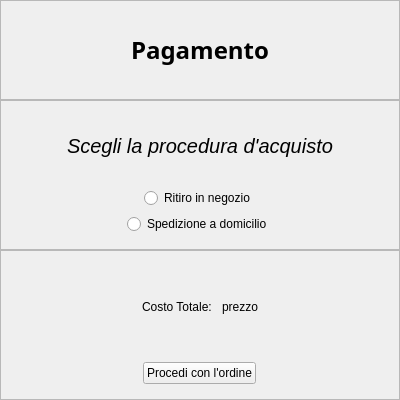
Old version of the form projectIS/ordine/view/VistaPagamento.ui in the repository chritianchiappa/progetto_panificio.
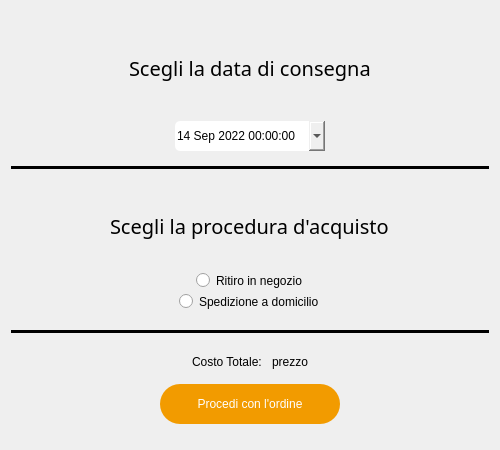
New version of the form.

Commit message: modifiche data ordine

```diff
--- a/projectIS/ordine/view/VistaPagamento.ui
+++ b/projectIS/ordine/view/VistaPagamento.ui
@@ -6,41 +6,35 @@
    <rect>
     <x>0</x>
     <y>0</y>
-    <width>400</width>
-    <height>400</height>
+    <width>500</width>
+    <height>450</height>
    </rect>
   </property>
+  <property name="sizePolicy">
+   <sizepolicy hsizetype="Expanding" vsizetype="Expanding">
+    <horstretch>0</horstretch>
+    <verstretch>0</verstretch>
+   </sizepolicy>
+  </property>
   <property name="minimumSize">
    <size>
-    <width>400</width>
-    <height>400</height>
-   </size>
-  </property>
-  <property name="maximumSize">
-   <size>
     <width>450</width>
     <height>450</height>
    </size>
   </property>
+  <property name="maximumSize">
+   <size>
+    <width>500</width>
+    <height>500</height>
+   </size>
+  </property>
   <property name="windowTitle">
    <string>Form</string>
   </property>
+  <property name="styleSheet">
+   <string notr="true">border:none;</string>
+  </property>
   <layout class="QVBoxLayout" name="verticalLayout">
-   <property name="spacing">
-    <number>0</number>
-   </property>
-   <property name="leftMargin">
-    <number>0</number>
-   </property>
-   <property name="topMargin">
-    <number>0</number>
-   </property>
-   <property name="rightMargin">
-    <number>0</number>
-   </property>
-   <property name="bottomMargin">
-    <number>0</number>
-   </property>
    <item>
     <widget class="QFrame" name="frame_2">
      <property name="sizePolicy">
@@ -49,36 +43,78 @@
        <verstretch>0</verstretch>
       </sizepolicy>
      </property>
-     <property name="maximumSize">
-      <size>
-       <width>16777215</width>
-       <height>100</height>
-      </size>
-     </property>
      <property name="frameShape">
       <enum>QFrame::StyledPanel</enum>
      </property>
      <property name="frameShadow">
       <enum>QFrame::Raised</enum>
      </property>
-     <layout class="QHBoxLayout" name="horizontalLayout">
+     <layout class="QVBoxLayout" name="verticalLayout_5">
       <item alignment="Qt::AlignHCenter">
        <widget class="QLabel" name="label">
         <property name="font">
          <font>
-          <family>Arial Black</family>
-          <pointsize>18</pointsize>
-          <bold>true</bold>
+          <family>Tiro Kannada</family>
+          <pointsize>15</pointsize>
          </font>
         </property>
         <property name="text">
-         <string>Pagamento</string>
+         <string>Scegli la data di consegna</string>
+        </property>
+       </widget>
+      </item>
+      <item alignment="Qt::AlignHCenter">
+       <widget class="QDateTimeEdit" name="time_edit_consegna">
+        <property name="sizePolicy">
+         <sizepolicy hsizetype="Expanding" vsizetype="Expanding">
+          <horstretch>0</horstretch>
+          <verstretch>0</verstretch>
+         </sizepolicy>
+        </property>
+        <property name="minimumSize">
+         <size>
+          <width>150</width>
+          <height>0</height>
+         </size>
+        </property>
+        <property name="maximumSize">
+         <size>
+          <width>200</width>
+          <height>30</height>
+         </size>
+        </property>
+        <property name="styleSheet">
+         <string notr="true">border-radius:5px;</string>
+        </property>
+        <property name="minimumDateTime">
+         <datetime>
+          <hour>0</hour>
+          <minute>0</minute>
+          <second>0</second>
+          <year>2022</year>
+          <month>9</month>
+          <day>14</day>
+         </datetime>
+        </property>
+        <property name="calendarPopup">
+         <bool>true</bool>
         </property>
        </widget>
       </item>
      </layout>
     </widget>
    </item>
+   <item>
+    <widget class="Line" name="line">
+     <property name="styleSheet">
+      <string notr="true">
+border:2px solid black;</string>
+     </property>
+     <property name="orientation">
+      <enum>Qt::Horizontal</enum>
+     </property>
+    </widget>
+   </item>
    <item>
     <widget class="QFrame" name="frame_3">
      <property name="sizePolicy">
@@ -98,9 +134,9 @@
        <widget class="QLabel" name="label_2">
         <property name="font">
          <font>
-          <family>Arial</family>
+          <family>Tiro Kannada</family>
           <pointsize>15</pointsize>
-          <italic>true</italic>
+          <italic>false</italic>
           <bold>false</bold>
          </font>
         </property>
@@ -178,6 +214,17 @@
      </layout>
     </widget>
    </item>
+   <item>
+    <widget class="Line" name="line_2">
+     <property name="styleSheet">
+      <string notr="true">
+border:2px solid black;</string>
+     </property>
+     <property name="orientation">
+      <enum>Qt::Horizontal</enum>
+     </property>
+    </widget>
+   </item>
    <item>
     <widget class="QFrame" name="frame">
      <property name="sizePolicy">
@@ -186,6 +233,12 @@
        <verstretch>0</verstretch>
       </sizepolicy>
      </property>
+     <property name="maximumSize">
+      <size>
+       <width>16777215</width>
+       <height>100</height>
+      </size>
+     </property>
      <property name="frameShape">
       <enum>QFrame::StyledPanel</enum>
      </property>
@@ -254,9 +307,39 @@
       </item>
       <item alignment="Qt::AlignHCenter">
        <widget class="QPushButton" name="ordina_button">
+        <property name="minimumSize">
+         <size>
+          <width>180</width>
+          <height>40</height>
+         </size>
+        </property>
         <property name="cursor">
          <cursorShape>PointingHandCursor</cursorShape>
         </property>
+        <property name="styleSheet">
+         <string notr="true">QPushButton{
+   
+	background-color: rgb(242, 155, 0);
+     border:none;
+     color:rgb(255,255,255); 
+     border-radius:20px;
+   
+}
+QPushButton:hover {
+	
+	background-color: rgba(242, 155, 20,150);
+     border-left: 2px solid rgb(173, 107,0);
+     border-right: 2px solid rgb(173, 107,0);
+     border-bottom: 3px solid rgb(173, 107,0);
+}
+QPushButton:pressed {
+	
+	background-color: rgba(255, 224, 0,75);
+     border-left: 2px solid rgb(173, 107,0);
+     border-right: 2px solid rgb(173, 107,0); 
+     border-bottom: none;
+}</string>
+        </property>
         <property name="text">
          <string>Procedi con l'ordine</string>
         </property>
```
Left out of the diff: 8 changed lines with no effect on the pictures. The commit also changes 16 other files.
